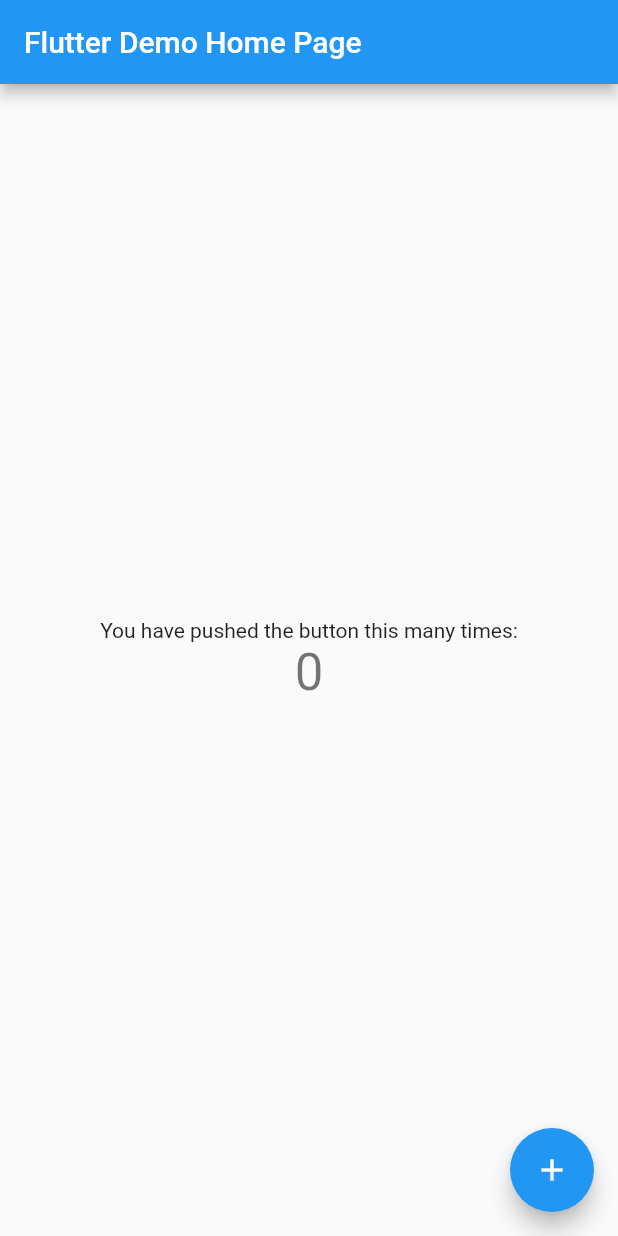
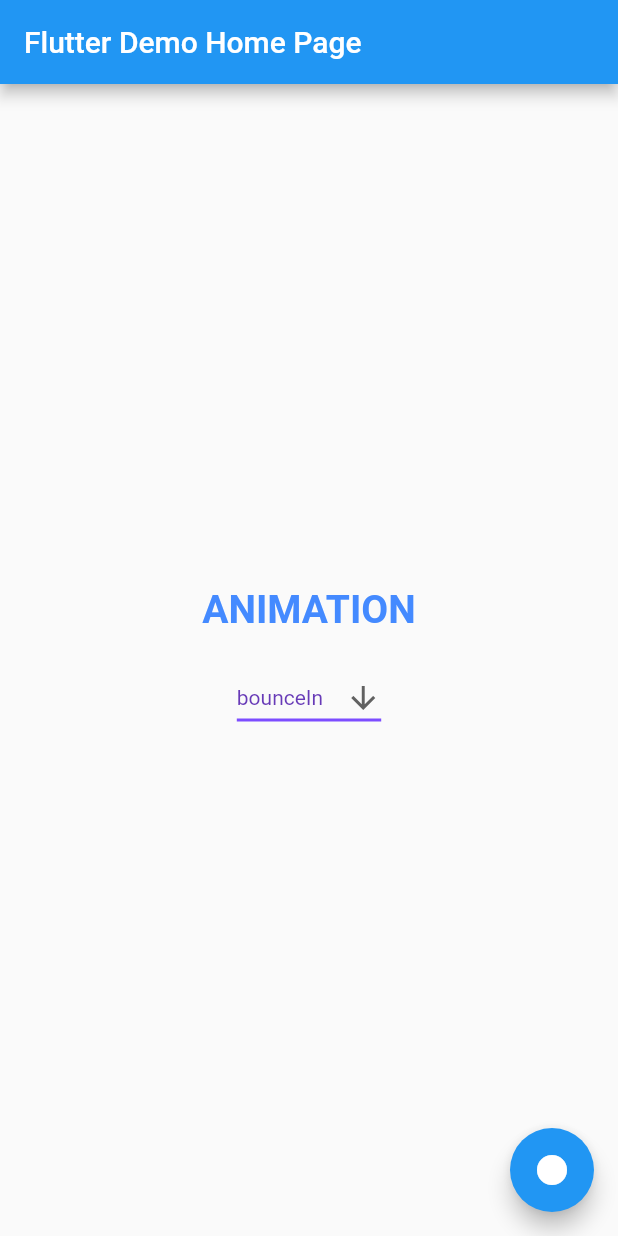
Before and after one commit to npduoc/flutter_animation_world, a Flutter app: the screen it shows after launch, on a phone screen of 412 x 824 dp. Run offline on Flutter 3.47's test engine with Material 2 defaults, Android fonts, the phone set to English and light mode, and no system bars.

Commit message:
Bounce animation.

```diff
--- a/lib/main.dart
+++ b/lib/main.dart
@@ -7,21 +7,11 @@ void main() {
 class MyApp extends StatelessWidget {
   const MyApp({Key? key}) : super(key: key);
 
-  // This widget is the root of your application.
   @override
   Widget build(BuildContext context) {
     return MaterialApp(
       title: 'Flutter Demo',
       theme: ThemeData(
-        // This is the theme of your application.
-        //
-        // Try running your application with "flutter run". You'll see the
-        // application has a blue toolbar. Then, without quitting the app, try
-        // changing the primarySwatch below to Colors.green and then invoke
-        // "hot reload" (press "r" in the console where you ran "flutter run",
-        // or simply save your changes to "hot reload" in a Flutter IDE).
-        // Notice that the counter didn't reset back to zero; the application
-        // is not restarted.
         primarySwatch: Colors.blue,
       ),
       home: const MyHomePage(title: 'Flutter Demo Home Page'),
@@ -38,54 +28,117 @@ class MyHomePage extends StatefulWidget {
   State<MyHomePage> createState() => _MyHomePageState();
 }
 
-class _MyHomePageState extends State<MyHomePage> {
-  int _counter = 0;
+class _MyHomePageState extends State<MyHomePage>
+    with SingleTickerProviderStateMixin {
+  var dropDownList = [
+    'bounceIn',
+    'flash',
+    'pulse',
+    'rubberBand',
+    'shakex',
+    'shakey'
+  ];
+  late String dropdownValue;
+  late AnimationController _animationController;
+  double _scale = 1;
+  final durationBounce = const Duration(milliseconds: 200);
 
-  void _incrementCounter() {
-    setState(() {
-      _counter++;
-    });
+  void _onPressed() {
+    print('onPressed');
+    // if (dropdownValue == dropDownList[0]) {
+      _animationController.forward();
+      Future.delayed(durationBounce, () {
+        _animationController.reverse();
+      });
+    // }
+  }
+
+  @override
+  void initState() {
+    dropdownValue = dropDownList[0];
+    _animationController = AnimationController(
+        vsync: this,
+        lowerBound: 0.0,
+        upperBound: 0.2,
+        duration: durationBounce)
+      ..addListener(() {
+        setState(() {
+
+        });
+        if (_animationController.isCompleted) {
+          _animationController.repeat();
+        }
+      });
+    super.initState();
+  }
+
+  @override
+  void dispose() {
+    _animationController.dispose();
+    super.dispose();
   }
 
   @override
   Widget build(BuildContext context) {
+    _scale = 1 - _animationController.value;
+
     return Scaffold(
       appBar: AppBar(
         title: Text(widget.title),
       ),
       body: Center(
         child: Column(
-          // Column is also a layout widget. It takes a list of children and
-          // arranges them vertically. By default, it sizes itself to fit its
-          // children horizontally, and tries to be as tall as its parent.
-          //
-          // Invoke "debug painting" (press "p" in the console, choose the
-          // "Toggle Debug Paint" action from the Flutter Inspector in Android
-          // Studio, or the "Toggle Debug Paint" command in Visual Studio Code)
-          // to see the wireframe for each widget.
-          //
-          // Column has various properties to control how it sizes itself and
-          // how it positions its children. Here we use mainAxisAlignment to
-          // center the children vertically; the main axis here is the vertical
-          // axis because Columns are vertical (the cross axis would be
-          // horizontal).
           mainAxisAlignment: MainAxisAlignment.center,
           children: <Widget>[
-            const Text(
-              'You have pushed the button this many times:',
+            GestureDetector(
+              onTap: _onPressed,
+              child: Transform.scale(
+                scale: _scale,
+                child: const Text(
+                  'ANIMATION',
+                  style: TextStyle(
+                      color: Colors.blueAccent,
+                      fontSize: 26,
+                      fontWeight: FontWeight.bold),
+                ),
+              ),
             ),
-            Text(
-              '$_counter',
-              style: Theme.of(context).textTheme.headline4,
+            const SizedBox(
+              height: 20,
             ),
+            _dropDown()
           ],
         ),
       ),
       floatingActionButton: FloatingActionButton(
-        onPressed: _incrementCounter,
+        onPressed: _onPressed,
         tooltip: 'Increment',
-        child: const Icon(Icons.add),
+        child: const Icon(Icons.circle),
       ), // This trailing comma makes auto-formatting nicer for build methods.
     );
   }
+
+  Widget _dropDown() {
+    return DropdownButton<String>(
+      value: dropdownValue,
+      icon: const Icon(Icons.arrow_downward),
+      elevation: 16,
+      style: const TextStyle(color: Colors.deepPurple),
+      underline: Container(
+        height: 2,
+        color: Colors.deepPurpleAccent,
+      ),
+      onChanged: (String? newValue) {
+        setState(() {
+          dropdownValue = newValue!;
+        });
+      },
+      items: dropDownList.map<DropdownMenuItem<String>>((String value) {
+        return DropdownMenuItem<String>(
+          value: value,
+          child: Text(value),
+        );
+      }).toList(),
+    );
+  }
 }
```
